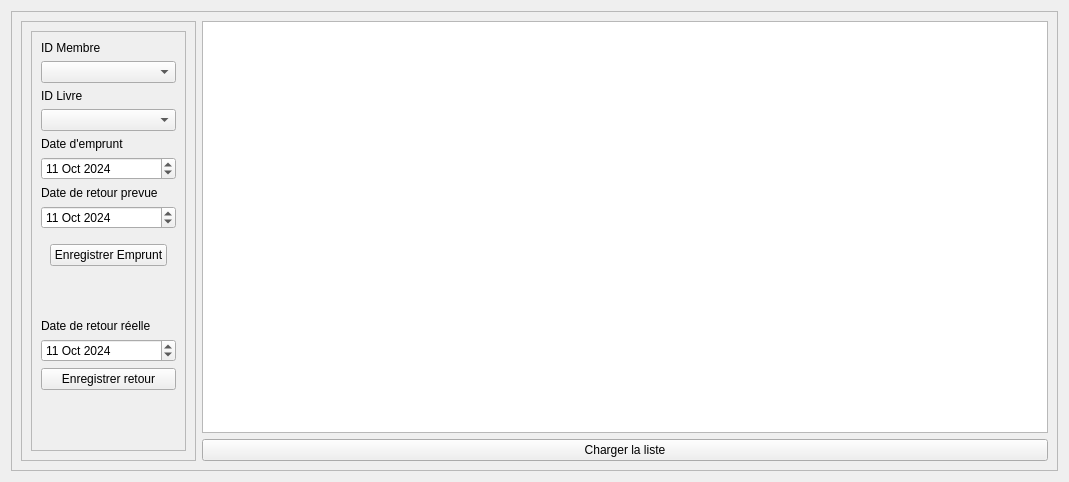
First picture: the form in empruntmanager.ui, repository Salioudrame/Gestion-Bibliotheque-Scolaire, before the edit.
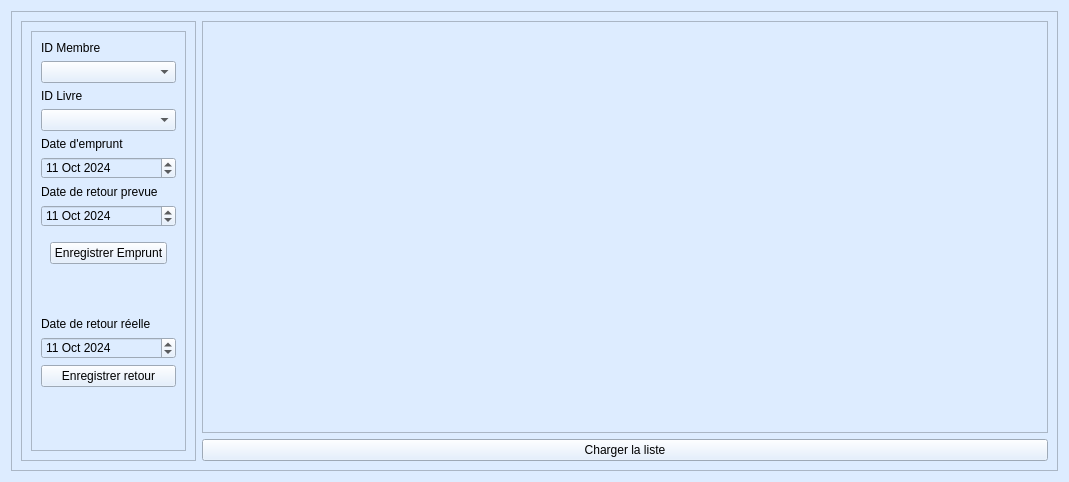
Second picture: the form after the edit.

The edit to the form file:
```diff
--- a/empruntmanager.ui
+++ b/empruntmanager.ui
@@ -13,6 +13,9 @@
   <property name="windowTitle">
    <string>Form</string>
   </property>
+  <property name="styleSheet">
+   <string notr="true">background-color: rgb(221, 236, 255);</string>
+  </property>
   <layout class="QHBoxLayout" name="horizontalLayout">
    <item>
     <widget class="QFrame" name="frame">
```
